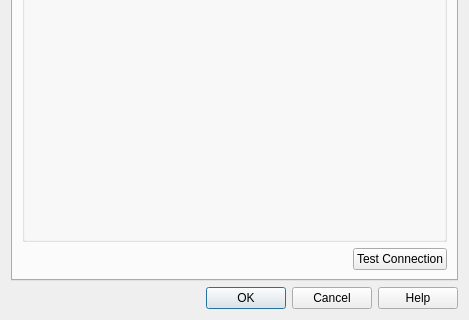
Before: the Qt Designer form asistente_ladm_col/ui/settings_dialog.ui in SwissTierrasColombia/Asistente-LADM-COL, drawn with Qt 5; both pictures show x 0 to 469 and y 166 to 486 of the 469 by 486 pixel window.
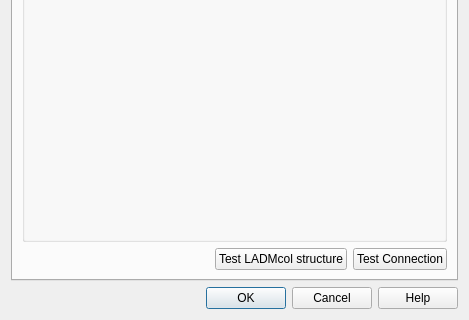
After: the same form once the commit is applied. Icons and pictures are not drawn. Custom widgets are drawn as their Qt base class.

Commit message: Add test_ladm_structure button to settings panel

```diff
--- a/asistente_ladm_col/ui/settings_dialog.ui
+++ b/asistente_ladm_col/ui/settings_dialog.ui
@@ -45,6 +45,13 @@
            </property>
           </spacer>
          </item>
+         <item>
+          <widget class="QPushButton" name="btn_test_ladm_col_structure">
+           <property name="text">
+            <string>Test LADMcol structure</string>
+           </property>
+          </widget>
+         </item>
          <item>
           <widget class="QPushButton" name="btn_test_connection">
            <property name="sizePolicy">
```
The commit also changes 6 other files.
